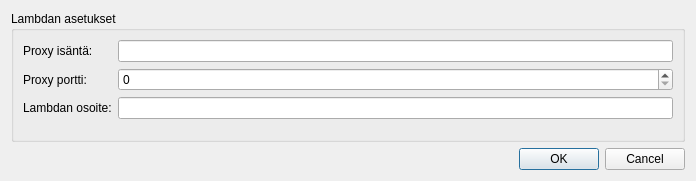
The window that arho_feature_template/gui/dialogs/plugin_settings.ui (GispoCoding/arho-qgis-plugin) describes before a commit, drawn with Qt 5.
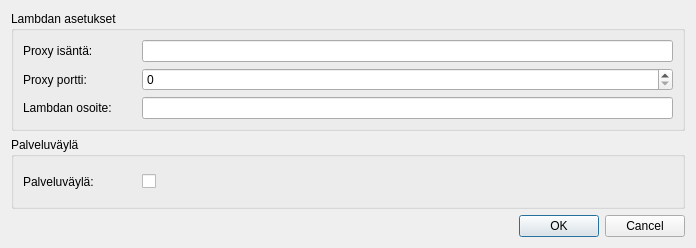
The same window after the commit. Custom widgets are drawn as their Qt base class.

Commit message: add setting for service bus (palveluväylä) related features

What changed in the file:
```diff
--- a/arho_feature_template/gui/dialogs/plugin_settings.ui
+++ b/arho_feature_template/gui/dialogs/plugin_settings.ui
@@ -7,7 +7,7 @@
     <x>0</x>
     <y>0</y>
     <width>696</width>
-    <height>181</height>
+    <height>248</height>
    </rect>
   </property>
   <property name="windowTitle">
@@ -22,6 +22,12 @@
      <layout class="QFormLayout" name="formLayout">
       <item row="0" column="0">
        <widget class="QLabel" name="host_label">
+        <property name="minimumSize">
+         <size>
+          <width>113</width>
+          <height>0</height>
+         </size>
+        </property>
         <property name="text">
          <string>Proxy isäntä:</string>
         </property>
@@ -32,6 +38,12 @@
       </item>
       <item row="1" column="0">
        <widget class="QLabel" name="port_label">
+        <property name="minimumSize">
+         <size>
+          <width>113</width>
+          <height>0</height>
+         </size>
+        </property>
         <property name="text">
          <string>Proxy portti:</string>
         </property>
@@ -39,6 +51,12 @@
       </item>
       <item row="2" column="0">
        <widget class="QLabel" name="lambda_address_label">
+        <property name="minimumSize">
+         <size>
+          <width>113</width>
+          <height>0</height>
+         </size>
+        </property>
         <property name="text">
          <string>Lambdan osoite:</string>
         </property>
@@ -57,6 +75,47 @@
      </layout>
     </widget>
    </item>
+   <item>
+    <widget class="QGroupBox" name="service_bus_box">
+     <property name="title">
+      <string>Palveluväylä</string>
+     </property>
+     <layout class="QHBoxLayout" name="horizontalLayout">
+      <item>
+       <widget class="QLabel" name="service_bus_enabled_label">
+        <property name="sizePolicy">
+         <sizepolicy hsizetype="Preferred" vsizetype="Preferred">
+          <horstretch>0</horstretch>
+          <verstretch>0</verstretch>
+         </sizepolicy>
+        </property>
+        <property name="minimumSize">
+         <size>
+          <width>113</width>
+          <height>0</height>
+         </size>
+        </property>
+        <property name="text">
+         <string>Palveluväylä:</string>
+        </property>
+       </widget>
+      </item>
+      <item>
+       <widget class="QCheckBox" name="service_bus_enabled">
+        <property name="sizePolicy">
+         <sizepolicy hsizetype="Expanding" vsizetype="Fixed">
+          <horstretch>0</horstretch>
+          <verstretch>0</verstretch>
+         </sizepolicy>
+        </property>
+        <property name="text">
+         <string/>
+        </property>
+       </widget>
+      </item>
+     </layout>
+    </widget>
+   </item>
    <item>
     <widget class="QDialogButtonBox" name="button_box">
      <property name="standardButtons">
```
The commit also changes 2 other files.
